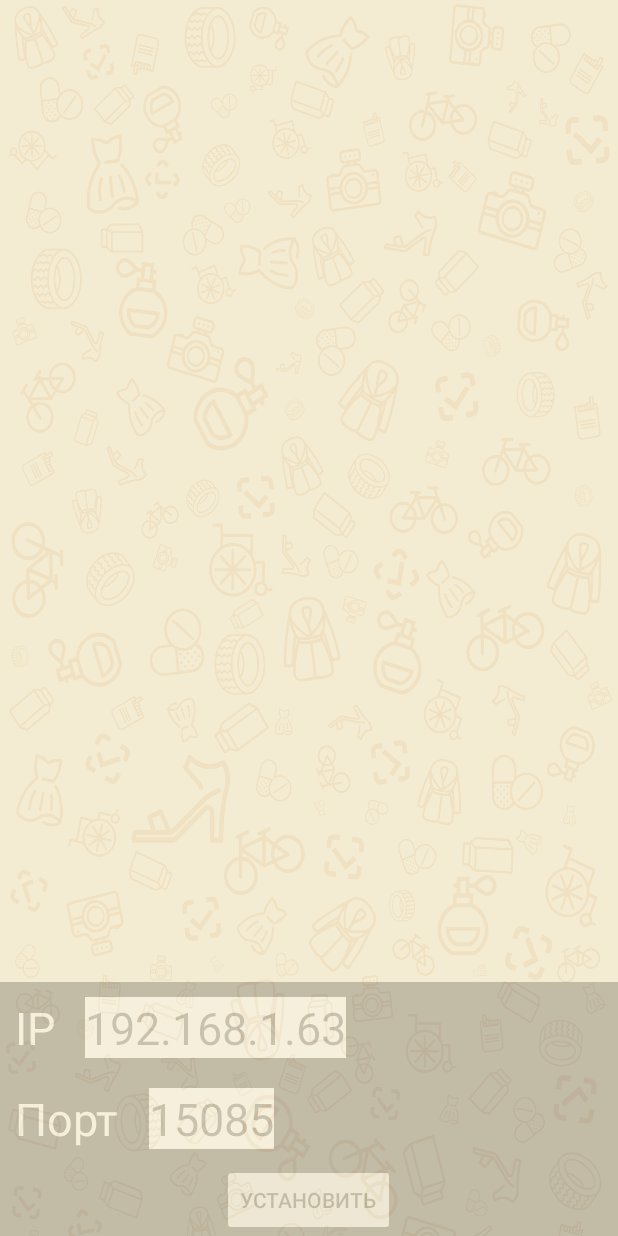
After one commit to Azamature1719/harvester, an Android app: the layout bottom_sheet_connection.xml on its own in the app's theme, with its tools: preview values and no code run, on a phone screen of 412 x 824 dp. The commit adds this screen. Run offline under Robolectric (Android 15) with nearby library versions, the phone set to English and light mode, and no system bars.

Commit message:
current version mobile

```diff
--- a/mobile/app/src/main/java/com/example/harvester/di/KoinModule.kt
+++ b/mobile/app/src/main/java/com/example/harvester/di/KoinModule.kt
@@ -10,5 +10,5 @@ val appModule = module {
     single<Repository> { RepositoryImpl() }
 
     // ViewModels
-    viewModel { MainViewModel(get()) }
+    viewModel { MainViewModel(get())}
 }
--- a/mobile/app/src/main/java/com/example/harvester/framework/App.kt
+++ b/mobile/app/src/main/java/com/example/harvester/framework/App.kt
@@ -20,18 +20,20 @@ import java.util.*
 class App : Application() {
     override fun onCreate() {
         super.onCreate()
-        initRealm()
         startKoin {
             androidContext(this@App)
             modules(appModule)
         }
+        initRealm()
     }
 
     fun initRealm() {
         Realm.init(this@App)
         val config = RealmConfiguration.Builder()
             .name("harvester_realm")
-            .initialData (){it.createObject(ProcessingDocument::class.java, UUID.randomUUID().toString())}
+            .initialData (){
+                it.createObject(ProcessingDocument::class.java, UUID.randomUUID().toString())
+            }
             .deleteRealmIfMigrationNeeded()
             .build()
         Realm.setDefaultConfiguration(config)
--- /dev/null
+++ b/mobile/app/src/main/java/com/example/harvester/framework/ui/dialog/ButtonClick.kt
@@ -0,0 +1,6 @@
+package com.example.harvester.framework.ui.dialog
+
+interface ButtonClick {
+    fun onClick() : Unit
+    // может что-то получает, а что от возвращает - уже по твоему усмотрению
+}
--- a/mobile/app/src/main/java/com/example/harvester/model/api/TableOfGoodsAPI.kt
+++ b/mobile/app/src/main/java/com/example/harvester/model/api/TableOfGoodsAPI.kt
@@ -1,6 +1,5 @@
 package com.example.harvester.model.api
 
-import com.example.harvester.model.DTO.WebServiceResponse
 import retrofit2.Call
 import retrofit2.http.Body
 import retrofit2.http.GET
@@ -15,6 +14,7 @@ interface TableOfGoodsAPI {
 
     @POST("/")
     fun saveTable(
+        @Header("Device-Id") id: String,
         @Body() table: String
     ): Call<String>
 }
--- /dev/null
+++ b/mobile/app/src/main/java/com/example/harvester/model/api/WebServiceResponse.kt
@@ -0,0 +1,3 @@
+package com.example.harvester.model.api
+
+data class WebServiceResponse(val table: String = " ")
--- /dev/null
+++ b/mobile/app/src/main/res/layout/bottom_sheet_connection.xml
@@ -0,0 +1,75 @@
+<?xml version="1.0" encoding="utf-8"?>
+<androidx.constraintlayout.widget.ConstraintLayout xmlns:android="http://schemas.android.com/apk/res/android"
+    android:layout_width="match_parent"
+    android:layout_height="match_parent"
+    xmlns:app="http://schemas.android.com/apk/res-auto">
+
+    <LinearLayout
+        android:id="@+id/menuAddress"
+        android:background="@color/black"
+        android:alpha="0.2"
+        android:layout_width="match_parent"
+        android:layout_height="wrap_content"
+        app:layout_constraintStart_toStartOf="parent"
+        app:layout_constraintBottom_toBottomOf="parent"
+        android:orientation="vertical">
+        <LinearLayout
+            android:layout_width="wrap_content"
+            android:layout_height="wrap_content"
+            android:orientation="horizontal"
+            >
+            <TextView
+                android:id="@+id/ip"
+                android:layout_width="wrap_content"
+                android:layout_height="wrap_content"
+                android:textSize="30sp"
+                android:textColor="@color/white"
+                android:text="IP"
+                android:layout_margin="10dp"
+                />
+            <EditText
+                android:layout_width="match_parent"
+                android:layout_height="wrap_content"
+                android:textSize="30sp"
+                android:text="192.168.1.63"
+                android:layout_margin="10dp"
+                android:background="@color/white"
+                >
+            </EditText>
+        </LinearLayout>
+
+        <LinearLayout
+            android:layout_width="wrap_content"
+            android:layout_height="wrap_content"
+            android:orientation="horizontal"
+            >
+            <TextView
+                android:id="@+id/port"
+                android:layout_width="wrap_content"
+                android:layout_height="wrap_content"
+                android:textSize="30sp"
+                android:textColor="@color/white"
+                android:text="Порт"
+                android:layout_margin="10dp"
+                />
+            <EditText
+                android:layout_width="match_parent"
+                android:layout_height="wrap_content"
+                android:textSize="30sp"
+                android:text="15085"
+                android:layout_margin="10dp"
+                android:background="@color/white"
+                >
+            </EditText>
+        </LinearLayout>
+        <Button
+            android:layout_gravity="center"
+            android:id="@+id/setAddress"
+            android:layout_width="wrap_content"
+            android:layout_height="wrap_content"
+            android:textColor="@color/black"
+            android:text="Установить">
+        </Button>
+    </LinearLayout>
+
+</androidx.constraintlayout.widget.ConstraintLayout>
--- a/mobile/app/src/main/res/values/strings.xml
+++ b/mobile/app/src/main/res/values/strings.xml
@@ -1,5 +1,5 @@
 <resources>
-    <string name="app_name">Harvester</string>
+    <string name="app_name">Харвестер</string>
     <string name="toolbar_dots">dots</string>
     <string name="toolbar_scan">scan</string>
     <string name="toolbar_menu">menu</string>
--- a/mobile/app/src/main/res/xml/table_of_goods_full.xml
+++ b/mobile/app/src/main/res/xml/table_of_goods_full.xml
@@ -2,10 +2,10 @@
 <Table FullLoad="true">
     <Record BarCodeBase64="MjAwMDAwMDAwMjA4OA==" Name="Ботинки мужские демисезонные" MarkedGoodTypeCode="4" UnitOfMeasurement="" CharacteristicOfNomenclature="40, Зеленый, 6, натуральная кожа" SeriesOfNomenclature="" Quality="" Price="10" Quantity="10" Article="" Alcohol="false"/>
     <Record BarCodeBase64="MjAwMDAwMDAwMDEzOA==" Name="Ботинки женские демисезонные" MarkedGoodTypeCode="4" UnitOfMeasurement="упак (10 пар)" CharacteristicOfNomenclature="43, Бежевый, 5, натуральная кожа" SeriesOfNomenclature="" Quality="" Price="20" Quantity="10" Article="" Alcohol="false"/>
-    <Record BarCodeBase64="MDUwMjU2MTE0ODUyMjU=" Name="Ботинки Gucci Huyucci 12-345" MarkedGoodTypeCode="4" UnitOfMeasurement="" CharacteristicOfNomenclature="35, Жёлтый, 7, натуральная кожа" SeriesOfNomenclature="" Quality="" Price="30" Quantity="10" Article="" Alcohol="false"/>
+    <Record BarCodeBase64="MDUwMjU2MTE0ODUyMjU=" Name="Боты GrandShoes" MarkedGoodTypeCode="4" UnitOfMeasurement="" CharacteristicOfNomenclature="35, Жёлтый, 7, натуральная кожа" SeriesOfNomenclature="" Quality="" Price="30" Quantity="10" Article="" Alcohol="false"/>
     <Record BarCodeBase64="MDUwMjU2MTE0ODUyMjA=" Name="Ботинки Intielec Wref 17-56-1-2" MarkedGoodTypeCode="4" UnitOfMeasurement="" CharacteristicOfNomenclature="36, Белый, 6, искусственная кожа" SeriesOfNomenclature="" Quality="" Price="40" Quantity="10" Article="" Alcohol="false"/>
-    <Record BarCodeBase64="MDUwMjU2MTE0ODUyMjB=" Name="Сапоги  Intielec cok-cok-cok" MarkedGoodTypeCode="4" UnitOfMeasurement="" CharacteristicOfNomenclature="41, Черный, 23cm, натуральная кожа" SeriesOfNomenclature="" Quality="" Price="50" Quantity="10" Article="" Alcohol="false"/>
-    <Record BarCodeBase64="MDUwMjU2MTE0ODUyMjC=" Name="Водочка Беленькая 0.75" MarkedGoodTypeCode="0" UnitOfMeasurement="" CharacteristicOfNomenclature="Очищенная ООО Путинка 2000-2036" SeriesOfNomenclature="" Quality="" Price="60" Quantity="10" Article="" Alcohol="true" AlcoholExcisable="false" AlcoholKindCode="" AlcoholCode="200" AlcoholContainerSize="0.75" AlcoholStrength="40" AlcoholExciseStampBase64="QWxjb2hvbEV4Y2lzZVN0YW1a"/>
+    <Record BarCodeBase64="MDUwMjU2MTE0ODUyMjB=" Name="Сапоги Intielec" MarkedGoodTypeCode="4" UnitOfMeasurement="" CharacteristicOfNomenclature="41, Черный, 23cm, натуральная кожа" SeriesOfNomenclature="" Quality="" Price="50" Quantity="10" Article="" Alcohol="false"/>
+    <Record BarCodeBase64="MDUwMjU2MTE0ODUyMjC=" Name="Водка Беленькая 0.75" MarkedGoodTypeCode="0" UnitOfMeasurement="" CharacteristicOfNomenclature="Очищенная ООО Путинка 2000-2036" SeriesOfNomenclature="" Quality="" Price="60" Quantity="10" Article="" Alcohol="true" AlcoholExcisable="false" AlcoholKindCode="" AlcoholCode="200" AlcoholContainerSize="0.75" AlcoholStrength="40" AlcoholExciseStampBase64="QWxjb2hvbEV4Y2lzZVN0YW1a"/>
     <Record BarCodeBase64="MDUwMjU2MTE0ODUyMjD=" Name="Вино ЛЕ ГРАНД НУАР" MarkedGoodTypeCode="0" UnitOfMeasurement="" CharacteristicOfNomenclature="Шардоне белое сухое (Франция), 0.75" SeriesOfNomenclature="" Quality="" Price="70" Quantity="20" Article="" Alcohol="true" AlcoholExcisable="false" AlcoholKindCode="" AlcoholCode="300" AlcoholContainerSize="0.5" AlcoholStrength="30" AlcoholExciseStampBase64="QWxjb2hvbEV4Y2lzZVN0YW1b"/>
     <Record BarCodeBase64="MDUwMjU2MTE0ODUyMjE=" Name="Вино ВАЙН ГАЙД" MarkedGoodTypeCode="0" UnitOfMeasurement="" CharacteristicOfNomenclature="Изабелла, красное полусладкое, 0.75" SeriesOfNomenclature="" Quality="" Price="80" Quantity="30" Article="" Alcohol="true" AlcoholExcisable="false" AlcoholKindCode="" AlcoholCode="220" AlcoholContainerSize="2.0" AlcoholStrength="20" AlcoholExciseStampBase64="QWxjb2hvbEV4Y2lzZVN0YW1c"/>
     <Record BarCodeBase64="MDUwMjU2MTE0ODUyMjF=" Name="Коньяк армянский АЙВАЗОВСКИЙ, 5 лет" MarkedGoodTypeCode="0" UnitOfMeasurement="" CharacteristicOfNomenclature="40 %, 0.5л ОАО Вина Армении" SeriesOfNomenclature="" Quality="40" Price="90" Quantity="0" Article="" Alcohol="true" AlcoholExcisable="false" AlcoholKindCode="" AlcoholCode="100" AlcoholContainerSize="0.25" AlcoholStrength="10" AlcoholExciseStampBase64="QWxjb2hvbEV4Y2lzZVN0YW1d"/>
```
Also changed, not shown: mobile/app/src/main/java/com/example/harvester/framework/ui/dialog/BottomSheetButton.kt (added, +7 -0 lines), mobile/app/src/main/java/com/example/harvester/framework/ui/dialog/BottomSheetButtonsAdapter.kt (added, +44 -0 lines), mobile/app/src/main/java/com/example/harvester/framework/ui/dialog/ModalBottomSheet.kt (added, +78 -0 lines), mobile/app/src/main/java/com/example/harvester/framework/ui/main/MainFragment.kt (+56 -58 lines), mobile/app/src/main/java/com/example/harvester/framework/ui/main/MainViewModel.kt (+50 -33 lines), mobile/app/src/main/java/com/example/harvester/framework/ui/state/AppState.kt (+5 -3 lines), mobile/app/src/main/java/com/example/harvester/model/repository/RepositoryImpl.kt (+6 -5 lines), mobile/app/src/main/res/drawable/button_background.xml (added, +12 -0 lines), mobile/app/src/main/res/layout/bottom_sheet_dialog.xml (added, +23 -0 lines), mobile/app/src/main/res/layout/bottom_sheet_recycler_view_item.xml (added, +16 -0 lines), mobile/app/src/main/res/values/themes.xml (+7 -0 lines).
